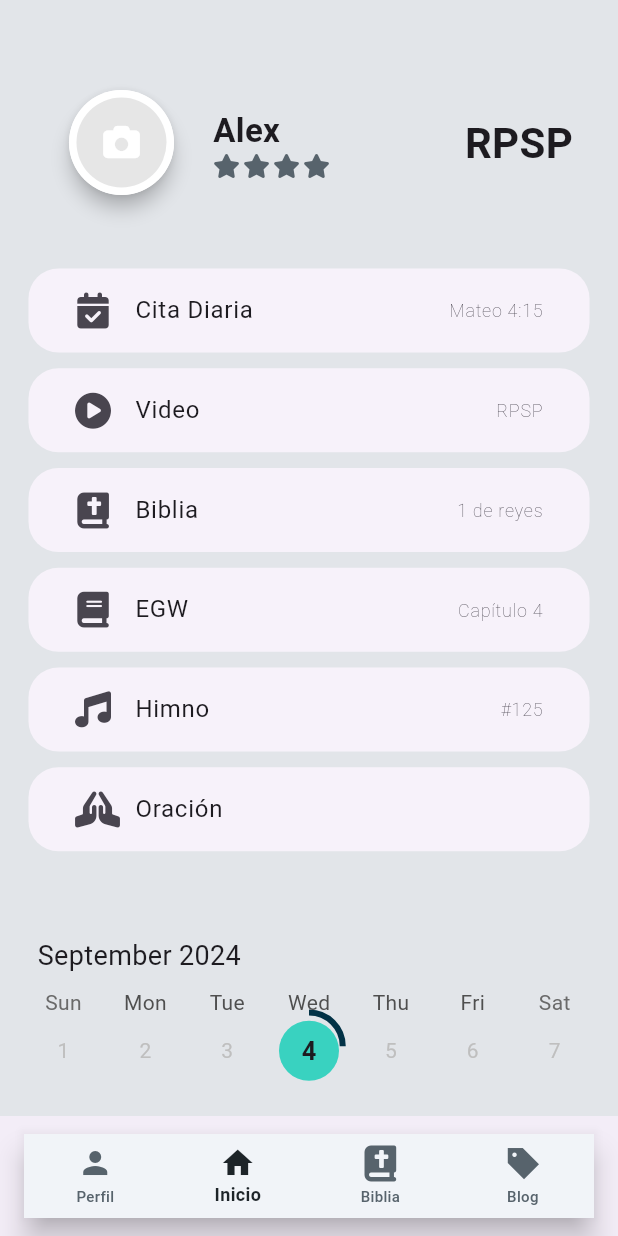
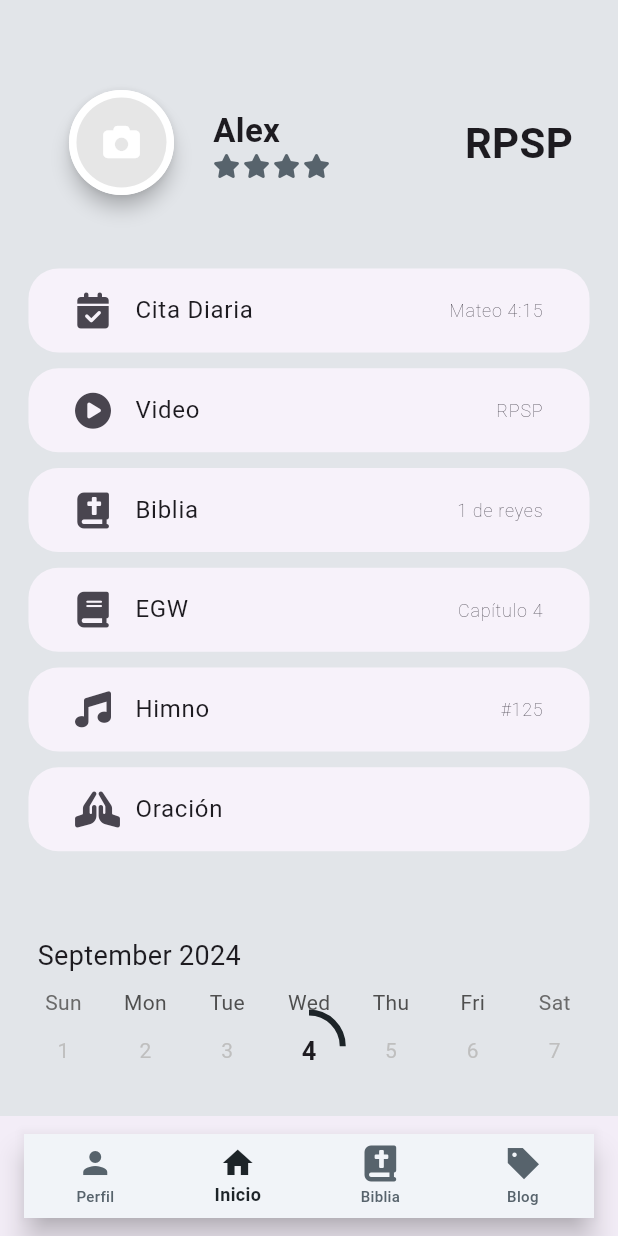
Before and after one commit to UNAV-ISC/rpsp_rep, a Flutter app: the screen it shows after launch, on a phone screen of 412 x 824 dp. Run offline on Flutter 3.47's test engine with Material 3 defaults, Android fonts, the phone set to English and light mode, and no system bars; drawn by our look-alikes of table_calendar; our stand-ins replace flutter_switch, font_awesome_flutter, get, image_picker, shared_preferences, webview_flutter; missing offline and left inert: flutter_inappwebview; accounts and stored records are empty.

Commit message:
G_Colors_dialog

```diff
--- a/lib/app/modules/home/components/calendar.dart
+++ b/lib/app/modules/home/components/calendar.dart
@@ -71,7 +71,7 @@ class __CalendarState extends State<_Calendar> {
           calendarStyle: const CalendarStyle(
             todayDecoration: BoxDecoration(
               shape: BoxShape.circle,
-              color: Color.fromARGB(255, 57, 210, 192),
+              //color: Color.fromARGB(255, 57, 210, 192),
             ),
             todayTextStyle: TextStyle(
               fontSize: 17,
--- a/lib/app/shared/theme/theme.dart
+++ b/lib/app/shared/theme/theme.dart
@@ -7,13 +7,19 @@ ThemeData themeLight() {
     //canvasColor: const Color.fromARGB(255, 20, 24, 27),
     cardColor: const Color.fromARGB(255, 255, 255, 255),
     brightness: Brightness.light,
-    primaryColor: const Color.fromARGB(255, 2, 50, 70), // //  Color(0xFF3E6F89)
+    primaryColor: const Color.fromARGB(255, 29, 36, 40),
     hintColor: const Color.fromARGB(255, 255, 255, 255), //COlor opaco
     scaffoldBackgroundColor: const Color.fromARGB(255, 226, 229, 233),
     indicatorColor: const Color.fromARGB(255, 62, 111, 137),
     iconTheme: const IconThemeData(color: Color.fromARGB(255, 87, 99, 108)),
-    textTheme: const TextTheme(
-        bodyLarge: TextStyle(color: Color.fromARGB(255, 20, 24, 27))),
+    primaryTextTheme: const TextTheme(
+      titleLarge: TextStyle(color: Color.fromARGB(255, 87, 99, 108)),
+      titleMedium: TextStyle(color: Color.fromARGB(255, 87, 99, 108)),
+      titleSmall: TextStyle(color: Color.fromARGB(255, 87, 99, 108)),
+      bodyLarge: TextStyle(color: Color.fromARGB(255, 20, 24, 27)),
+      bodyMedium: TextStyle(color: Color.fromARGB(255, 20, 24, 27)),
+      bodySmall: TextStyle(color: Color.fromARGB(255, 20, 24, 27)),
+    ),
     appBarTheme: const AppBarTheme(
         iconTheme: IconThemeData(color: scaffoldBackgroundColor),
         actionsIconTheme: IconThemeData(color: scaffoldBackgroundColor)),
--- a/lib/app/shared/theme/theme_dark.dart
+++ b/lib/app/shared/theme/theme_dark.dart
@@ -13,6 +13,7 @@ const kSplashColor = Color(0xFF3E6F89);
 ThemeData themeDark() {
   return ThemeData.dark().copyWith(
     primaryColor: kPrimaryColor,
+    primaryColorDark: kSecondaryContentColorDarkTheme,
     secondaryHeaderColor: kContentColorDarkTheme,
     scaffoldBackgroundColor: scaffoldBackgroundColor,
     cardTheme: const CardTheme(color: kSecondaryColor),
--- a/pubspec.yaml
+++ b/pubspec.yaml
@@ -21,7 +21,7 @@ dependencies:
   image_picker: ^1.0.7
   flutter_launcher_icons: ^0.13.1
   flutter_switch: ^0.3.2
-  intl: 0.19.0
+  intl: ^0.18.1
   table_calendar: ^3.0.9
   flutter_inappwebview: ^6.0.0
   flutter_localization: ^0.2.0
```
Also changed, not shown: lib/app/modules/home/components/bible_dialog.dart (+27 -64 lines), pubspec.lock.
